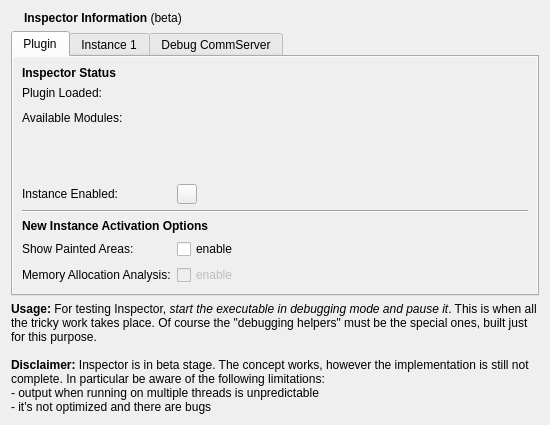
First picture: the form in src/plugins/inspector/nokiaqtframework/info/infopanel.ui, repository enricoros/k-qt-creator-inspector, before the edit.
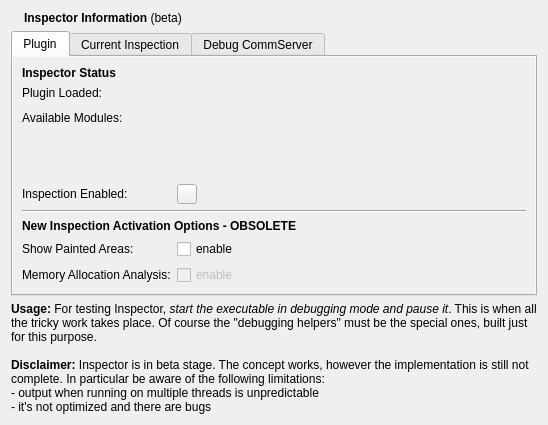
Second picture: the form after the edit. The open tabs and pages were chosen to show the change. Icons and pictures are not drawn.

Commit message: Inspector: rename Instance to Inspection - following the last definition

Patch:
```diff
--- a/src/plugins/inspector/nokiaqtframework/info/infopanel.ui
+++ b/src/plugins/inspector/nokiaqtframework/info/infopanel.ui
@@ -7,7 +7,7 @@
    <rect>
     <x>0</x>
     <y>0</y>
-    <width>550</width>
+    <width>548</width>
     <height>425</height>
    </rect>
   </property>
@@ -121,7 +121,7 @@
        <item row="3" column="0">
         <widget class="QLabel" name="label">
          <property name="text">
-          <string>Instance Enabled:</string>
+          <string>Inspection Enabled:</string>
          </property>
         </widget>
        </item>
@@ -163,7 +163,7 @@
           </font>
          </property>
          <property name="text">
-          <string>New Instance Activation Options</string>
+          <string>New Inspection Activation Options - OBSOLETE</string>
          </property>
         </widget>
        </item>
@@ -209,7 +209,7 @@
         <normaloff>:/debugger/images/debugger_start.png</normaloff>:/debugger/images/debugger_start.png</iconset>
       </attribute>
       <attribute name="title">
-       <string>Instance 1</string>
+       <string>Current Inspection</string>
       </attribute>
       <layout class="QGridLayout" name="gridLayout">
        <item row="0" column="0">
```
Left out of the diff: 12 changed lines with no effect on the pictures. The commit also changes 28 other files.
